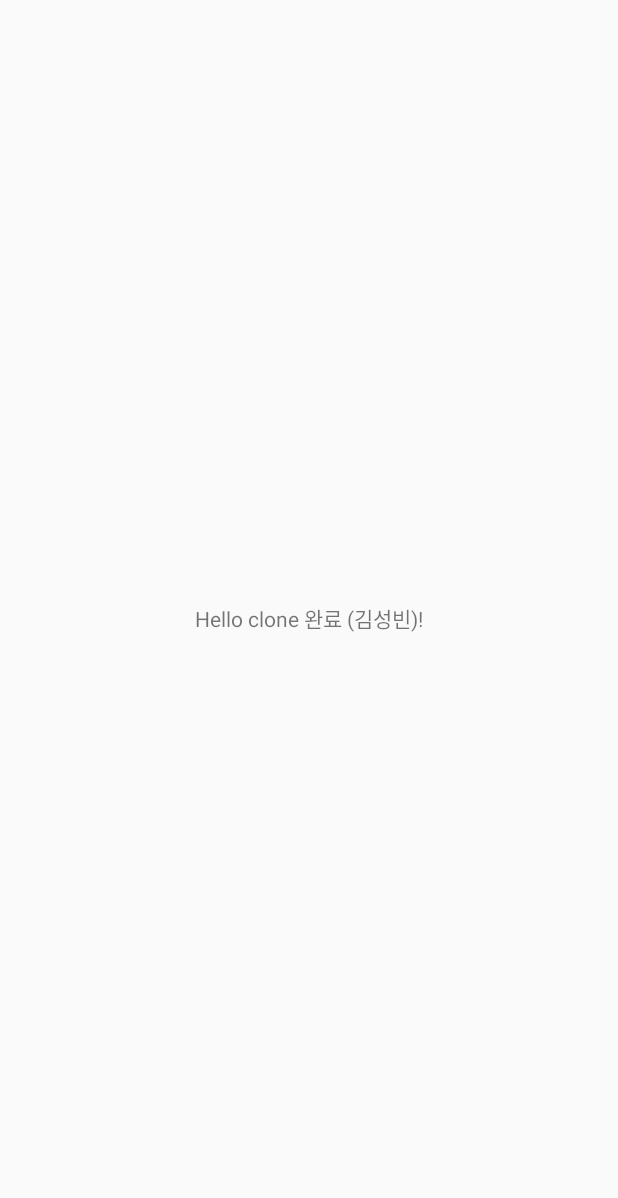
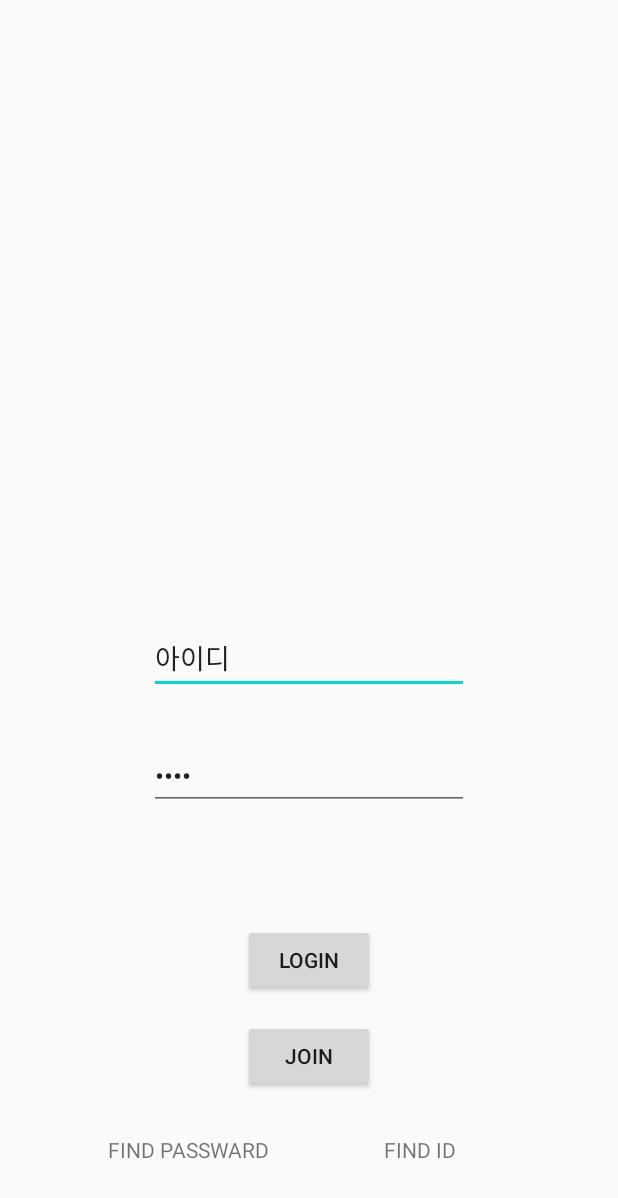
Before and after one commit to TAEHOONS/Baily, an Android app: the screen it shows after launch (MainActivity), on a phone screen of 412 x 824 dp. Before the commit the part shown is almost empty. Shown: the top 1198 px of the screen. Run offline under Robolectric (Android 15) with nearby library versions, the phone set to English and light mode, and no system bars.

Commit message:
4시13분

```diff
--- a/app/src/main/AndroidManifest.xml
+++ b/app/src/main/AndroidManifest.xml
@@ -9,6 +9,7 @@
         android:roundIcon="@mipmap/ic_launcher_round"
         android:supportsRtl="true"
         android:theme="@style/AppTheme">
+        <activity android:name=".RegisterPage"></activity>
         <activity android:name=".MainActivity">
             <intent-filter>
                 <action android:name="android.intent.action.MAIN" />
--- /dev/null
+++ b/app/src/main/java/com/example/baily/RegisterPage.java
@@ -0,0 +1,14 @@
+package com.example.baily;
+
+import androidx.appcompat.app.AppCompatActivity;
+
+import android.os.Bundle;
+
+public class RegisterPage extends AppCompatActivity {
+
+    @Override
+    protected void onCreate(Bundle savedInstanceState) {
+        super.onCreate(savedInstanceState);
+        setContentView(R.layout.activity_register_page);
+    }
+}
--- a/app/src/main/res/layout/activity_main.xml
+++ b/app/src/main/res/layout/activity_main.xml
@@ -6,13 +6,85 @@
     android:layout_height="match_parent"
     tools:context=".MainActivity">
 
-    <TextView
+    <EditText
+        android:id="@+id/lp_id"
         android:layout_width="wrap_content"
         android:layout_height="wrap_content"
-        android:text="Hello clone 완료 (김성빈)!"
+        android:layout_marginStart="32dp"
+        android:layout_marginLeft="32dp"
+        android:layout_marginEnd="32dp"
+        android:layout_marginRight="32dp"
+        android:layout_marginBottom="32dp"
+        android:ems="10"
+        android:inputType="textPersonName"
+        android:text="아이디"
+        app:layout_constraintBottom_toTopOf="@+id/lp_pwd"
+        app:layout_constraintEnd_toEndOf="parent"
+        app:layout_constraintStart_toStartOf="parent" />
+
+    <EditText
+        android:id="@+id/lp_pwd"
+        android:layout_width="wrap_content"
+        android:layout_height="wrap_content"
+        android:layout_marginStart="32dp"
+        android:layout_marginLeft="32dp"
+        android:layout_marginEnd="32dp"
+        android:layout_marginRight="32dp"
+        android:layout_marginBottom="76dp"
+        android:ems="10"
+        android:inputType="textPassword"
+        android:text="비밀번호"
+        app:layout_constraintBottom_toTopOf="@+id/lp_logBtn"
+        app:layout_constraintEnd_toEndOf="parent"
+        app:layout_constraintStart_toStartOf="parent" />
+
+    <Button
+        android:id="@+id/lp_logBtn"
+        android:layout_width="wrap_content"
+        android:layout_height="wrap_content"
+        android:layout_marginStart="32dp"
+        android:layout_marginLeft="32dp"
+        android:layout_marginEnd="32dp"
+        android:layout_marginRight="32dp"
+        android:layout_marginBottom="16dp"
+        android:text="LOGIN"
+        app:layout_constraintBottom_toTopOf="@+id/lp_logJoin"
+        app:layout_constraintEnd_toEndOf="parent"
+        app:layout_constraintStart_toStartOf="parent" />
+
+    <Button
+        android:id="@+id/lp_logJoin"
+        android:layout_width="wrap_content"
+        android:layout_height="wrap_content"
+        android:layout_marginStart="32dp"
+        android:layout_marginLeft="32dp"
+        android:layout_marginEnd="32dp"
+        android:layout_marginRight="32dp"
+        android:layout_marginBottom="96dp"
+        android:text="JOIN"
         app:layout_constraintBottom_toBottomOf="parent"
-        app:layout_constraintLeft_toLeftOf="parent"
-        app:layout_constraintRight_toRightOf="parent"
-        app:layout_constraintTop_toTopOf="parent" />
+        app:layout_constraintEnd_toEndOf="parent"
+        app:layout_constraintStart_toStartOf="parent" />
 
+    <TextView
+        android:id="@+id/lp_findID"
+        android:layout_width="wrap_content"
+        android:layout_height="wrap_content"
+        android:layout_marginEnd="108dp"
+        android:layout_marginRight="108dp"
+        android:layout_marginBottom="48dp"
+        android:text="FIND ID"
+        app:layout_constraintBottom_toBottomOf="parent"
+        app:layout_constraintEnd_toEndOf="parent" />
+
+    <TextView
+        android:id="@+id/lp_findPwd"
+        android:layout_width="wrap_content"
+        android:layout_height="wrap_content"
+        android:layout_marginStart="72dp"
+        android:layout_marginLeft="72dp"
+        android:layout_marginBottom="48dp"
+        android:text="FIND PASSWARD"
+        app:layout_constraintBottom_toBottomOf="parent"
+        app:layout_constraintStart_toStartOf="parent" />
 </androidx.constraintlayout.widget.ConstraintLayout>
--- /dev/null
+++ b/app/src/main/res/layout/activity_register_page.xml
@@ -0,0 +1,9 @@
+<?xml version="1.0" encoding="utf-8"?>
+<androidx.constraintlayout.widget.ConstraintLayout xmlns:android="http://schemas.android.com/apk/res/android"
+    xmlns:app="http://schemas.android.com/apk/res-auto"
+    xmlns:tools="http://schemas.android.com/tools"
+    android:layout_width="match_parent"
+    android:layout_height="match_parent"
+    tools:context=".RegisterPage">
+
+</androidx.constraintlayout.widget.ConstraintLayout>
```
